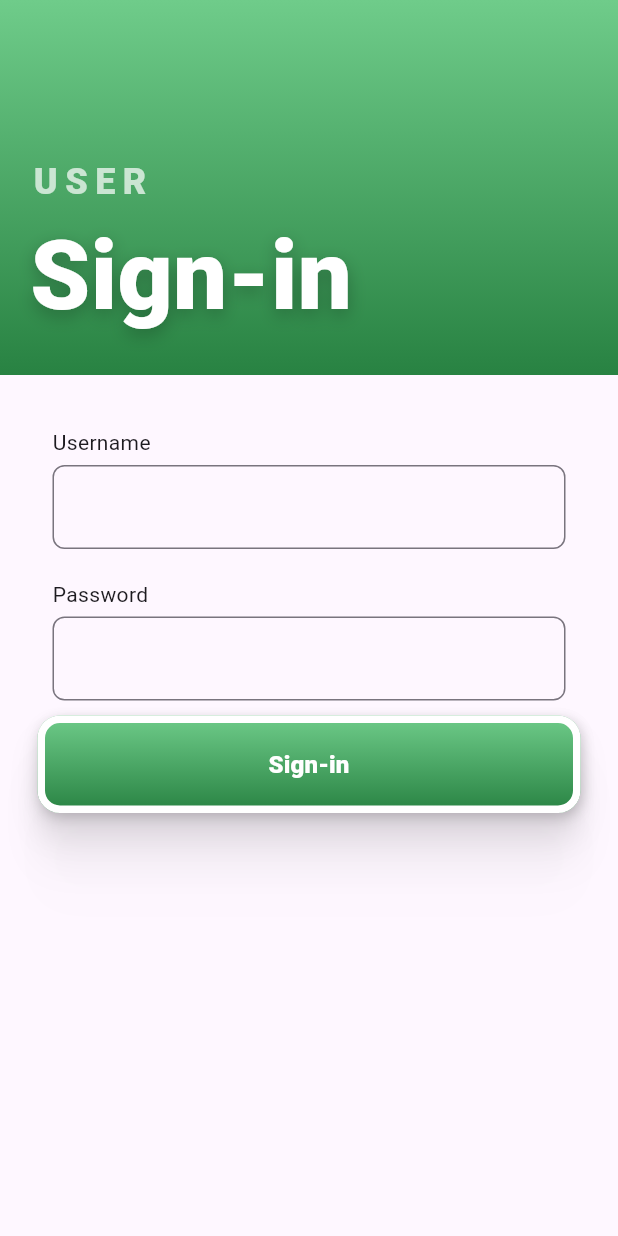
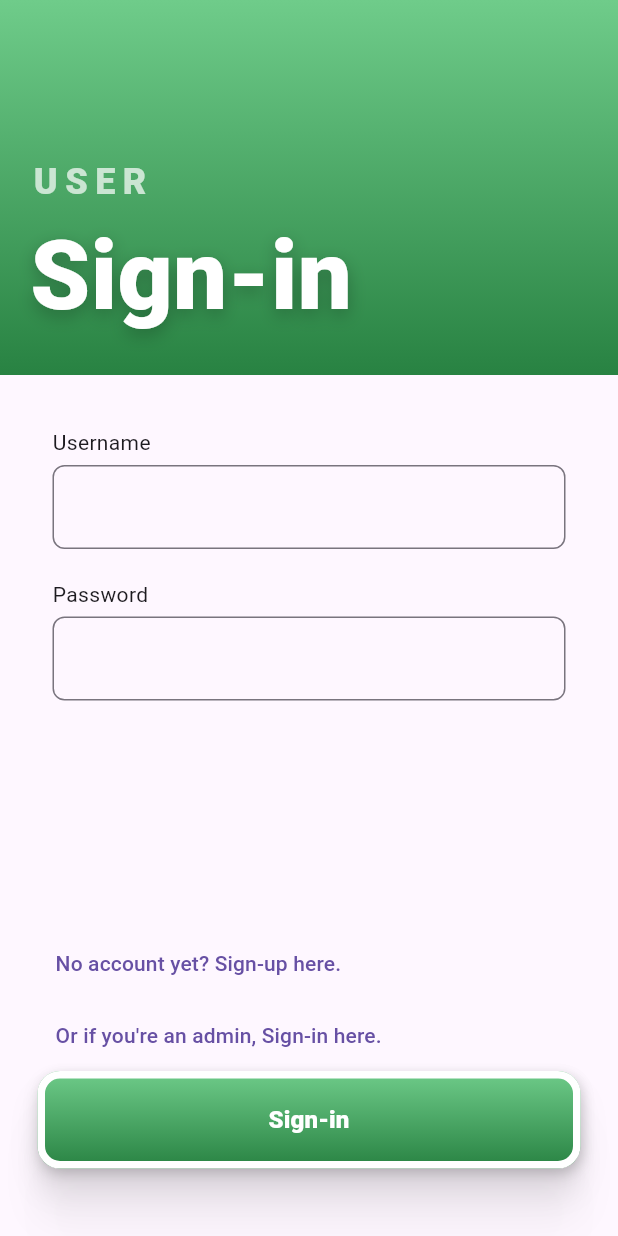
Before and after one commit to jtvallente/cmsc23-project-2024, a Flutter app: the screen it shows after launch, on a phone screen of 412 x 824 dp. Run offline on Flutter 3.47's test engine with Material 3 defaults, Android fonts, the phone set to English and light mode, and no system bars; our stand-ins replace firebase_core; accounts and stored records are empty.

Commit message:
chore: fixed Sign-in page bugs and completed sign-in components

```diff
--- a/elbi_donation_system/lib/components/FormTextField.dart
+++ b/elbi_donation_system/lib/components/FormTextField.dart
@@ -46,11 +46,9 @@ class _FormTextFieldState extends State<FormTextField> {
   Widget build(BuildContext context) {
     return Container(
         margin: const EdgeInsets.all(10),
-        child: Column(
-          crossAxisAlignment: CrossAxisAlignment.start,
-          children: [
+        child: Column(crossAxisAlignment: CrossAxisAlignment.start, children: [
           Text(widget.label),
-          SizedBox(height:5),
+          SizedBox(height: 5),
           TextFormField(
             readOnly: widget.readOnly!,
             keyboardType: widget.inputType,
--- a/elbi_donation_system/lib/pages/SignIn.dart
+++ b/elbi_donation_system/lib/pages/SignIn.dart
@@ -11,6 +11,7 @@ class SigninPage extends StatefulWidget {
 class _SigninPageState extends State<SigninPage> {
   final TextEditingController _emailController = TextEditingController();
   final TextEditingController _passwordController = TextEditingController();
+  final _formKey = GlobalKey<FormState>();
 
   @override
   Widget build(BuildContext context) {
@@ -19,9 +20,22 @@ class _SigninPageState extends State<SigninPage> {
         title: "Sign-in",
         subtitle: "User",
         widget: SingleChildScrollView(
+            child: Form(
+          key: _formKey,
+          child: SizedBox(
+            height: MediaQuery.of(context).size.height -
+                270 -
+                (MediaQuery.of(context).viewInsets.bottom == 0
+                    ? 0
+                    : MediaQuery.of(context).viewInsets.bottom -
+                        MediaQuery.of(context).size.height / 3),
             child: Padding(
               padding: const EdgeInsets.all(25.0),
-        child: Column(children: [
+              child: Column(
+                  mainAxisAlignment: MainAxisAlignment.spaceBetween,
+                  children: [
+                    Column(
+                      children: [
                         FormTextField(
                             isNum: false,
                             isPassword: false,
@@ -34,9 +48,27 @@ class _SigninPageState extends State<SigninPage> {
                             label: "Password",
                             controller: _passwordController,
                             inputType: TextInputType.text),
+                      ],
+                    ),
+                    Column(
+                        crossAxisAlignment: CrossAxisAlignment.start,
+                        children: [
+                          TextButton(
+                              onPressed: () => Navigator.pushReplacementNamed(
+                                  context, '/signup'),
+                              child: const Text("No account yet? Sign-up here.")),
+                          TextButton(
+                              onPressed: () => Navigator.pushReplacementNamed(
+                                  context, '/signup'),
+                              child:
+                                  const Text("Or if you're an admin, Sign-in here.")),
                           PrimaryButton(label: "Sign-in", onTap: () {})
+                        ])
                   ]),
+            ),
+          ),
         )),
-    ));
+      ),
+    );
   }
 }
```
Lines whose indentation alone changed are shown as unchanged.
